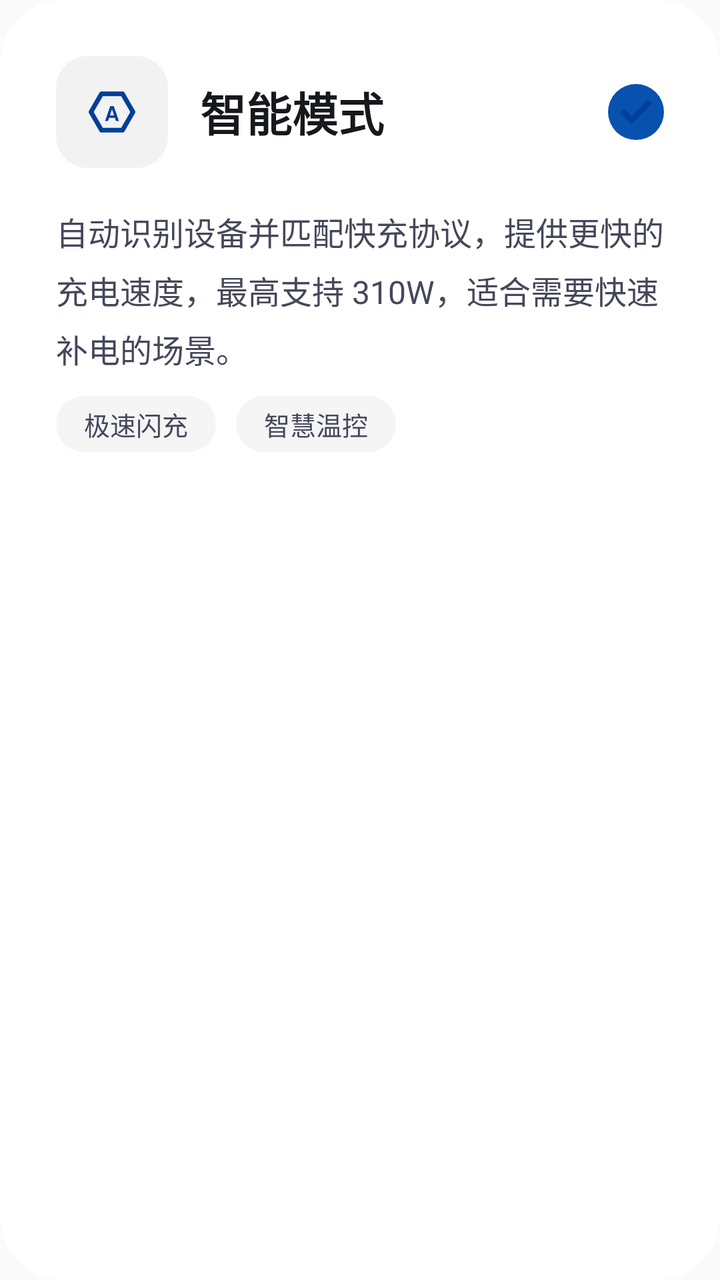
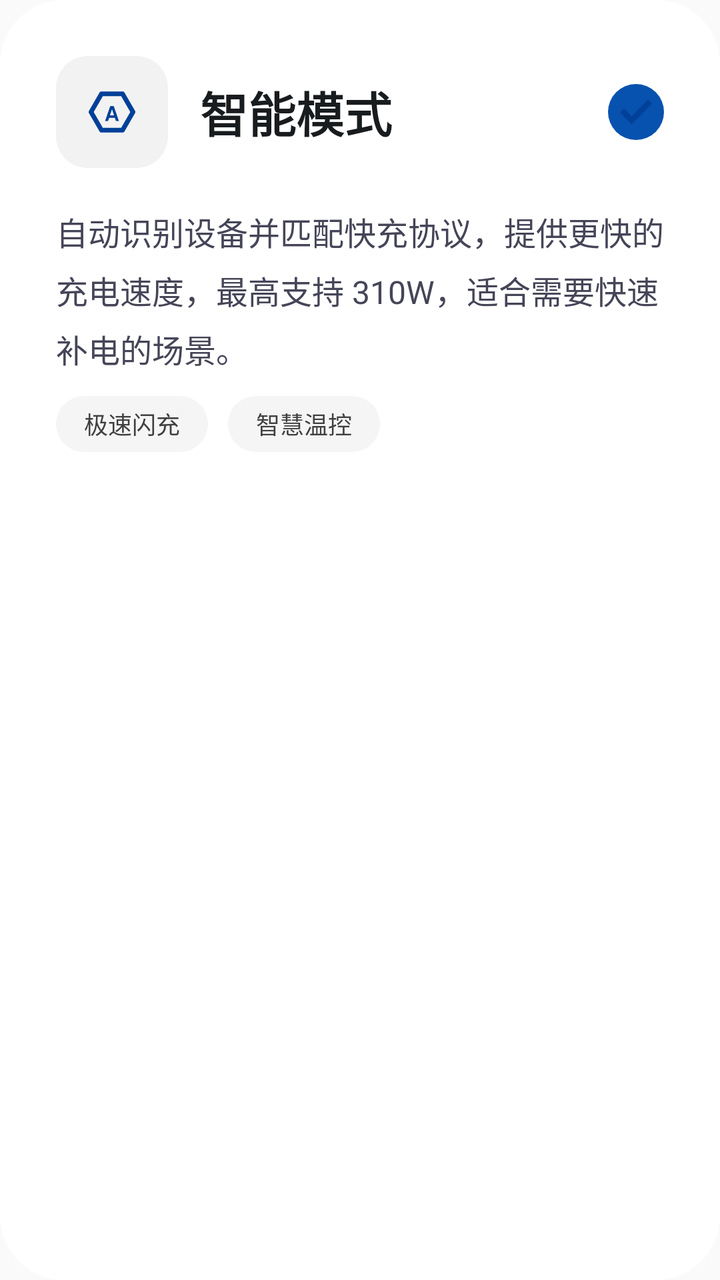

Two renders of the same Android screen: before a commit and after it. Below are the layout's source before the change and the commit's diff.
<!-- AndroidManifest.xml: application theme AppTheme -->
<!-- res/layout/item_charging_mode.xml -->
<?xml version='1.0' encoding='utf-8'?>
<LinearLayout
        xmlns:android="http://schemas.android.com/apk/res/android"
        xmlns:app="http://schemas.android.com/apk/res-auto"
        android:id="@+id/card_mode"
        android:layout_width="match_parent"
        android:layout_height="wrap_content"
        android:background="@drawable/bg_charge_card"
        android:clickable="true"
        android:focusable="true"
        android:orientation="vertical"
        android:padding="28dp"
        android:layout_marginBottom="26dp">
    <LinearLayout
            android:layout_width="match_parent"
            android:layout_height="wrap_content"
            android:gravity="center_vertical"
            android:orientation="horizontal">
        <ImageView
                android:layout_width="56dp"
                android:layout_height="56dp"
                android:contentDescription="@string/charging_mode_smart"
                android:scaleType="centerCrop"
                android:src="@mipmap/ic_auto_mode"
                android:id="@+id/icon_mode" />
        <TextView
                android:layout_width="0dp"
                android:layout_height="wrap_content"
                android:layout_marginStart="16dp"
                android:layout_weight="1"
                android:text="@string/charging_mode_smart"
                android:textColor="@color/color_17181c"
                android:textSize="23sp"
                android:textStyle="bold"
                android:id="@+id/text_title" />
        <ImageView
                android:id="@+id/indicator_mode"
                android:layout_width="28dp"
                android:layout_height="28dp"
                android:background="@drawable/bg_charge_selected"
                android:contentDescription="@string/charging_mode_smart"
                android:padding="6dp"
                android:src="@mipmap/ic_check_blue"
                app:tint="@color/color_ffffff" />
    </LinearLayout>
    <TextView
            android:layout_width="match_parent"
            android:layout_height="wrap_content"
            android:layout_marginTop="20dp"
            android:lineSpacingExtra="6dp"
            android:text="@string/charging_mode_smart_desc"
            android:textColor="@color/color_45475a"
            android:textSize="16sp"
            android:id="@+id/text_description" />
    <LinearLayout
            android:layout_width="wrap_content"
            android:layout_height="wrap_content"
            android:layout_marginTop="12dp"
            android:orientation="horizontal">
        <TextView
                style="@style/ChargingModeTag"
                android:text="@string/charging_mode_smart_tag_fast"
                android:id="@+id/text_tag_first" />
        <TextView
                style="@style/ChargingModeTag"
                android:layout_marginStart="10dp"
                android:text="@string/charging_mode_smart_tag_control"
                android:id="@+id/text_tag_second" />
    </LinearLayout>
</LinearLayout>
<!-- resources referenced by this layout -->
<resources>
  <color name="color_17181c">#17181C</color>
  <color name="color_45475a">#45475A</color>
  <color name="color_ffffff">#FFFFFF</color>
  <!-- drawable bg_charge_card (drawable) -->
  <?xml version="1.0" encoding="utf-8"?>
  <shape xmlns:android="http://schemas.android.com/apk/res/android" android:shape="rectangle">
      <solid android:color="@color/color_ffffff" />
      <corners android:radius="32dp" />
  </shape>
  <!-- drawable bg_charge_selected (drawable) -->
  <?xml version="1.0" encoding="utf-8"?>
  <shape xmlns:android="http://schemas.android.com/apk/res/android" android:shape="oval">
      <solid android:color="@color/color_0752ae" />
  </shape>
  <!-- mipmap ic_auto_mode: png bitmap (mipmap-xxhdpi, 3958 bytes) -->
  <!-- mipmap ic_check_blue: png bitmap (mipmap-xxhdpi, 422 bytes) -->
  <string name="charging_mode_smart">智能模式</string>
  <string name="charging_mode_smart_desc">自动识别设备并匹配快充协议，提供更快的充电速度，最高支持 310W，适合需要快速补电的场景。</string>
  <string name="charging_mode_smart_tag_control">智慧温控</string>
  <string name="charging_mode_smart_tag_fast">极速闪充</string>
  <style name="ChargingModeTag">
          <item name="android:layout_width">wrap_content</item>
          <item name="android:layout_height">28dp</item>
          <item name="android:background">@drawable/bg_charge_chip</item>
          <item name="android:gravity">center</item>
          <item name="android:paddingStart">14dp</item>
          <item name="android:paddingEnd">14dp</item>
          <item name="android:textColor">@color/color_45475a</item>
          <item name="android:textSize">13sp</item>
      </style>
  <style name="AppTheme" parent="Theme.AppCompat.Light.NoActionBar">
          
          <item name="colorPrimary">@color/color_008577</item>
          <item name="colorPrimaryDark">@color/color_00574b</item>
          <item name="colorAccent">@color/color_d81b60</item>
      </style>
  <color name="color_0752ae">#0752AE</color>
  <!-- drawable bg_charge_chip (drawable) -->
  <?xml version="1.0" encoding="utf-8"?>
  <shape xmlns:android="http://schemas.android.com/apk/res/android" android:shape="rectangle">
      <solid android:color="@color/color_f5f5f6" />
      <corners android:radius="14dp" />
  </shape>
  <color name="color_008577">#008577</color>
  <color name="color_00574b">#00574B</color>
  <color name="color_d81b60">#D81B60</color>
  <color name="color_f5f5f6">#F5F5F6</color>
</resources>

<!-- the commit's change to res/layout/item_charging_mode.xml (unified diff, before → after) -->
@@ -29,8 +29,8 @@
                 android:layout_marginStart="16dp"
                 android:layout_weight="1"
                 android:text="@string/charging_mode_smart"
-                android:textColor="@color/color_17181c"
-                android:textSize="23sp"
+                android:textColor="@color/color_191c1e"
+                android:textSize="24sp"
                 android:textStyle="bold"
                 android:id="@+id/text_title" />
         <ImageView
@@ -49,7 +49,7 @@
             android:layout_marginTop="20dp"
             android:lineSpacingExtra="6dp"
             android:text="@string/charging_mode_smart_desc"
-            android:textColor="@color/color_45475a"
+            android:textColor="@color/color_454558"
             android:textSize="16sp"
             android:id="@+id/text_description" />
     <LinearLayout
<!-- resource entries referenced after the edit -->
@@ -1,7 +1,7 @@
 <!-- resources referenced by this layout -->
 <resources>
-  <color name="color_17181c">#17181C</color>
-  <color name="color_45475a">#45475A</color>
+  <color name="color_191c1e">#191C1E</color>
+  <color name="color_454558">#454558</color>
   <color name="color_ffffff">#FFFFFF</color>
   <!-- drawable bg_charge_card (drawable) -->
   <?xml version="1.0" encoding="utf-8"?>
@@ -27,8 +27,8 @@
           <item name="android:gravity">center</item>
           <item name="android:paddingStart">14dp</item>
           <item name="android:paddingEnd">14dp</item>
-          <item name="android:textColor">@color/color_45475a</item>
-          <item name="android:textSize">13sp</item>
+          <item name="android:textColor">@color/color_404040</item>
+          <item name="android:textSize">12sp</item>
       </style>
   <style name="AppTheme" parent="Theme.AppCompat.Light.NoActionBar">
           
@@ -43,6 +43,7 @@
       <solid android:color="@color/color_f5f5f6" />
       <corners android:radius="14dp" />
   </shape>
+  <color name="color_404040">#404040</color>
   <color name="color_008577">#008577</color>
   <color name="color_00574b">#00574B</color>
   <color name="color_d81b60">#D81B60</color>
